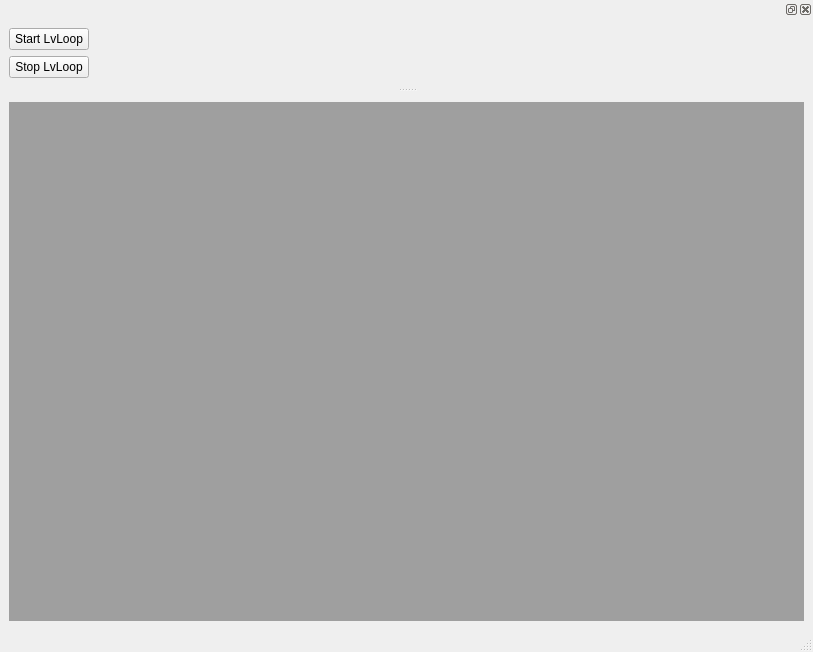
Before: the Qt Designer form TcpServer/cls_boneservermainwindow.ui in evovch/DKV_proto, drawn with Qt 5.
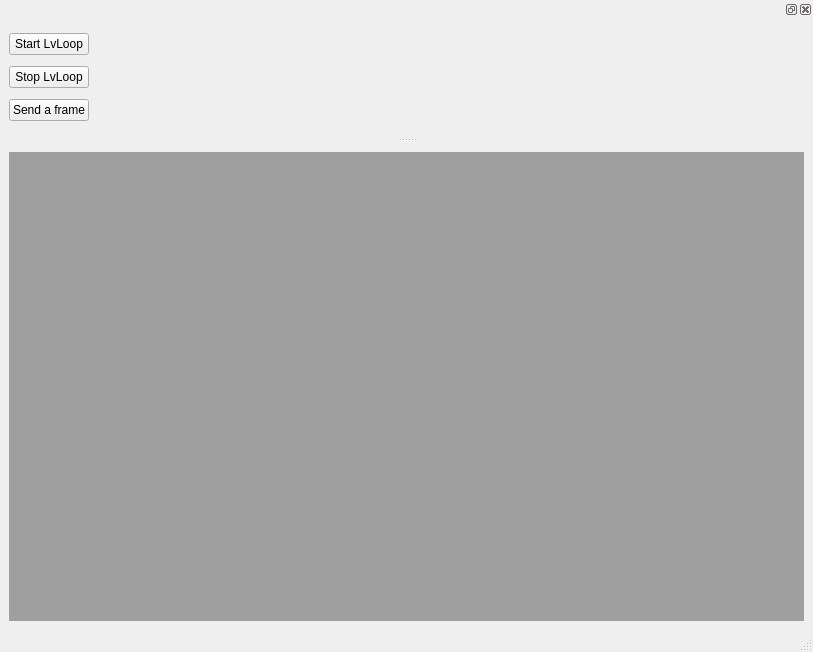
After: the same form once the commit is applied.

```diff
--- a/TcpServer/cls_boneservermainwindow.ui
+++ b/TcpServer/cls_boneservermainwindow.ui
@@ -53,6 +53,13 @@
          </property>
         </widget>
        </item>
+       <item>
+        <widget class="QPushButton" name="pushButton">
+         <property name="text">
+          <string>Send a frame</string>
+         </property>
+        </widget>
+       </item>
       </layout>
      </item>
      <item>
@@ -68,6 +75,22 @@
        </property>
       </spacer>
      </item>
+     <item>
+      <widget class="QLabel" name="label">
+       <property name="minimumSize">
+        <size>
+         <width>100</width>
+         <height>100</height>
+        </size>
+       </property>
+       <property name="text">
+        <string/>
+       </property>
+       <property name="scaledContents">
+        <bool>true</bool>
+       </property>
+      </widget>
+     </item>
     </layout>
    </widget>
   </widget>
```
